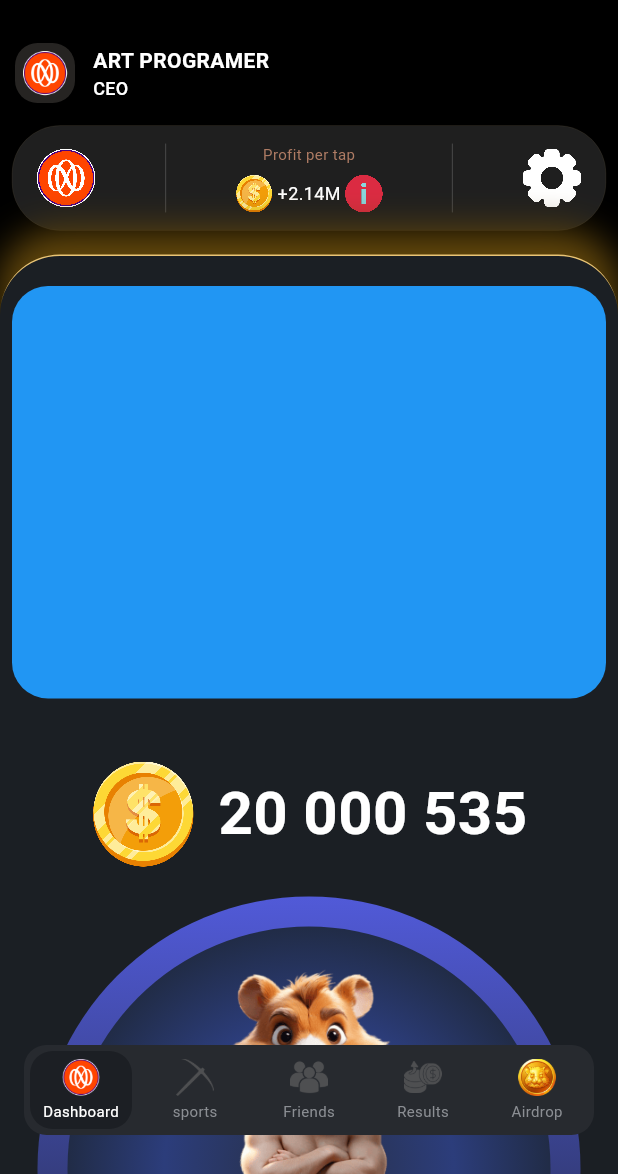
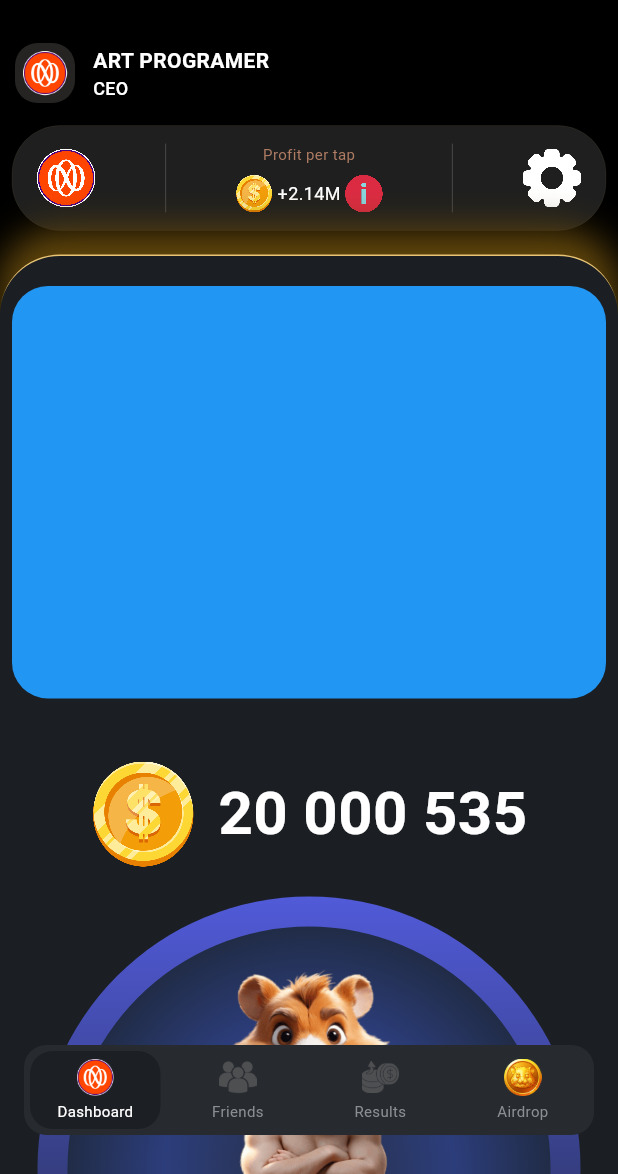
Before and after one commit to ExirWorld/sports-prediction-flutter-app, a Flutter app: the MainScreen screen opened directly, on a phone screen of 412 x 824 dp, the part 62-1236 px from its top. Run offline on Flutter 3.47's test engine with Material 3 defaults, Android fonts, the phone set to English and light mode, and no system bars; our stand-ins replace bouncing_widget, dio, easy_localization, equatable, fl_chart, flutter_bloc and 10 more; missing offline and left inert: password_strength_indicator; accounts and stored records are empty; network calls fail.

Commit message:
Update1403-04-31(2)

```diff
--- a/lib/features/nav_bar/main_screen.dart
+++ b/lib/features/nav_bar/main_screen.dart
@@ -16,7 +16,7 @@ class MainScreen extends StatefulWidget {
 
 class _MainScreenState extends State<MainScreen> {
   final echangeNavKey = GlobalKey<NavigatorState>();
-  final searchNavKey = GlobalKey<NavigatorState>();
+  // final searchNavKey = GlobalKey<NavigatorState>();
   final notificationNavKey = GlobalKey<NavigatorState>();
   final profileNavKey = GlobalKey<NavigatorState>();
   final airdropNavKey = GlobalKey<NavigatorState>();
@@ -30,10 +30,10 @@ class _MainScreenState extends State<MainScreen> {
         page: const HomeScreen(),
         navkey: airdropNavKey,
       ),
-      NavModel(
-        page: const SportsScreen(),
-        navkey: searchNavKey,
-      ),
+      // NavModel(
+      //   page: const SportsScreen(),
+      //   navkey: searchNavKey,
+      // ),
       NavModel(
         page: const FriendsScreen(),
         navkey: notificationNavKey,
--- a/lib/features/nav_bar/navbar_screen.dart
+++ b/lib/features/nav_bar/navbar_screen.dart
@@ -31,29 +31,29 @@ class NavBar extends StatelessWidget {
                 pageIndex == 0,
                 onTap: () => onTap(0),
               ),
+              // navItem(
+              //   'sports',
+              //   'main',
+              //   pageIndex == 1,
+              //   onTap: () => onTap(1),
+              // ),
               navItem(
-                'sports',
-                'main',
+                'Friends',
+                'friends',
                 pageIndex == 1,
                 onTap: () => onTap(1),
               ),
               navItem(
-                'Friends',
-                'friends',
+                'Results',
+                'earn',
                 pageIndex == 2,
                 onTap: () => onTap(2),
               ),
               navItem(
-                'Results',
-                'earn',
+                'Airdrop',
+                'airdrop',
                 pageIndex == 3,
                 onTap: () => onTap(3),
-              ),
-              navItem(
-                'Airdrop',
-                'airdrop',
-                pageIndex == 4,
-                onTap: () => onTap(4),
               ),
             ],
           ),
```
